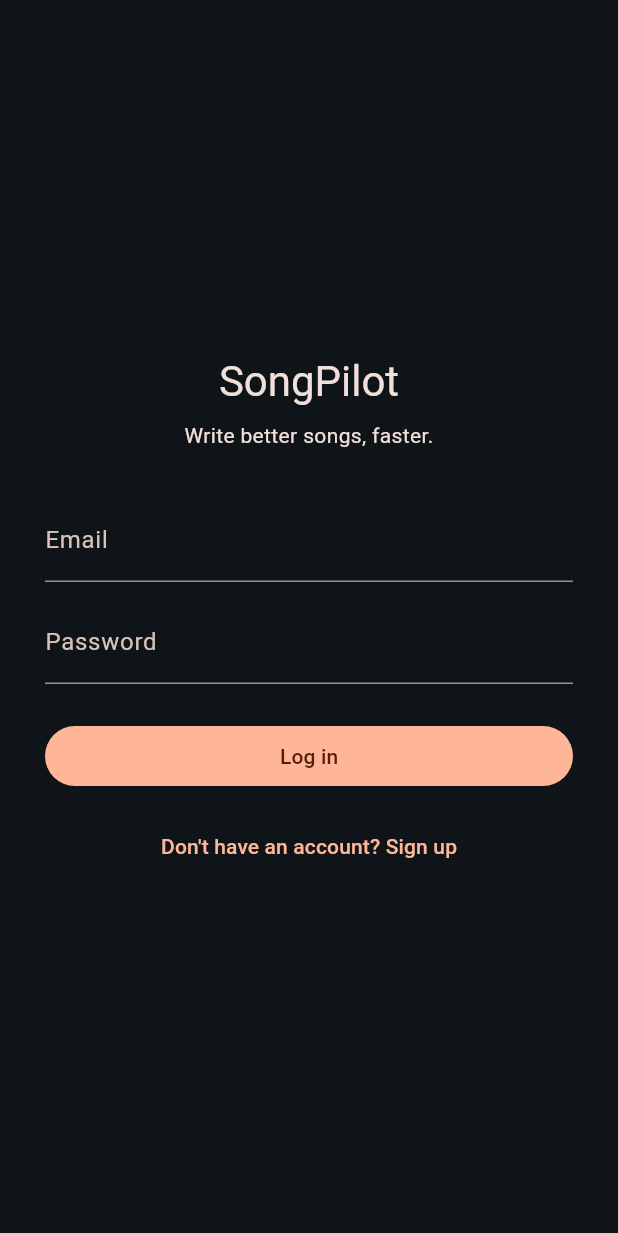
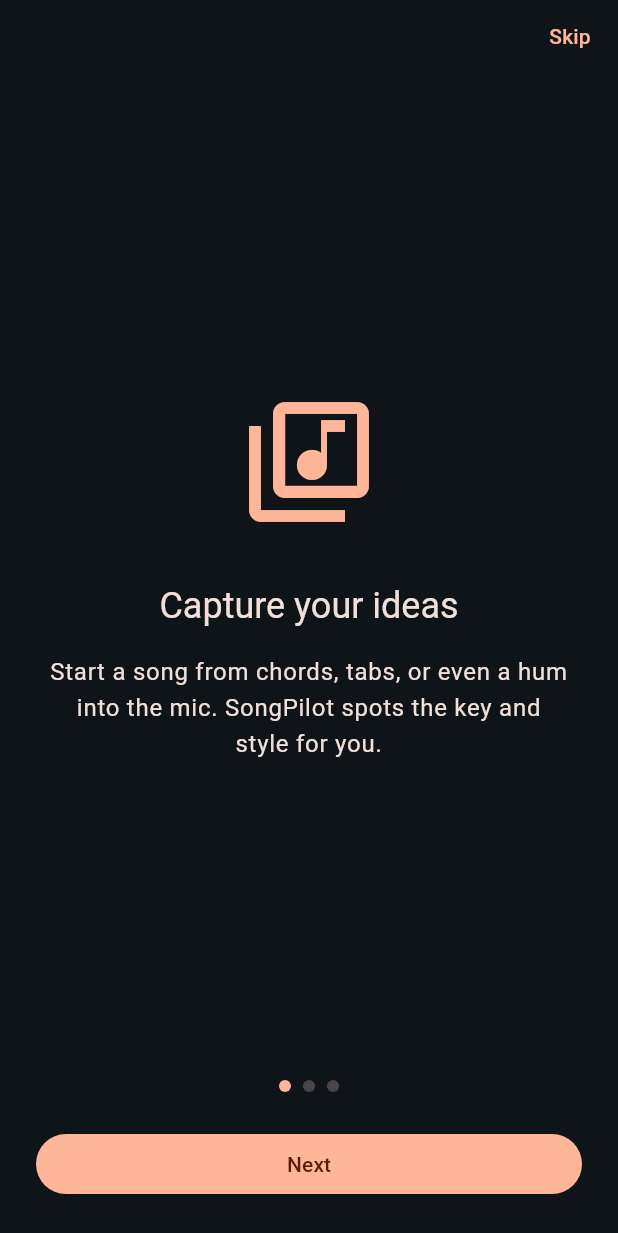
Before and after one commit to xabiervc/songpilot, a Flutter app: the screen it shows after launch, on a phone screen of 412 x 824 dp. Shown: the top 1233 px of the screen. Run offline on Flutter 3.47's test engine with Material 3 defaults, Android fonts, the phone set to English and light mode, and no system bars; our stand-ins replace audioplayers, flutter_riverpod, go_router, shared_preferences, supabase_flutter; missing offline and left inert: record; accounts and stored records are empty.

Commit message:
feat: natural plucked-string audio mode, onboarding flow, and social login buttons

```diff
--- a/flutter_app/lib/audio/chord_preview_player.dart
+++ b/flutter_app/lib/audio/chord_preview_player.dart
@@ -11,11 +11,15 @@
 
   final AudioPlayer _player = AudioPlayer();
 
+  /// Synth color for previews. [SynthTone.plucked] (Karplus-Strong) sounds
+  /// like a plucked guitar; [SynthTone.pure] is the minimal sine reference.
+  SynthTone tone = SynthTone.pure;
+
   /// Renders and plays the chord sequence. Safe to spam: a new play() call
   /// stops whatever is currently playing first.
   Future<void> playChords(List<String> chords) async {
     if (chords.isEmpty) return;
-    final wav = synthesizeProgressionWav(chords);
+    final wav = synthesizeProgressionWav(chords, tone: tone);
     await _player.stop();
     await _player.play(BytesSource(wav));
   }
--- a/flutter_app/lib/main.dart
+++ b/flutter_app/lib/main.dart
@@ -1,12 +1,14 @@
 import 'package:flutter/material.dart';
 import 'package:flutter_riverpod/flutter_riverpod.dart';
 import 'package:go_router/go_router.dart';
+import 'package:shared_preferences/shared_preferences.dart';
 import 'package:supabase_flutter/supabase_flutter.dart';
 
 import 'screens/auth_screen.dart';
 import 'screens/home_screen.dart';
 import 'screens/editor_screen.dart';
 import 'screens/collab_screen.dart';
+import 'screens/onboarding_screen.dart';
 import 'screens/profile_screen.dart';
 
 // TODO: replace with your real Supabase project URL and publishable key before
@@ -14,28 +16,52 @@
 const supabaseUrl = 'https://YOUR_PROJECT.supabase.co';
 const supabasePublishableKey = 'YOUR_ANON_KEY';
 
+const _onboardingDoneKey = 'onboarding_done';
+
+/// Whether the first-run introduction has been completed. Set in `main()`
+/// before [runApp] so other screens can assume it is initialized.
+late final bool onboardingDone;
+
 Future<void> main() async {
   WidgetsFlutterBinding.ensureInitialized();
+
+  final prefs = await SharedPreferences.getInstance();
+  onboardingDone = prefs.getBool(_onboardingDoneKey) ?? false;
+
   await Supabase.initialize(
     url: supabaseUrl,
     publishableKey: supabasePublishableKey,
   );
+
   runApp(const ProviderScope(child: SongPilotApp()));
 }
 
 final supabase = Supabase.instance.client;
 
 final GoRouter _router = GoRouter(
-  initialLocation: '/auth',
+  initialLocation: onboardingDone ? '/home' : '/onboarding',
   redirect: (context, state) {
     final loggedIn = supabase.auth.currentSession != null;
-    final goingToAuth = state.matchedLocation == '/auth';
+    final loc = state.matchedLocation;
 
-    if (!loggedIn && !goingToAuth) return '/auth';
-    if (loggedIn && goingToAuth) return '/home';
+    if (!onboardingDone) {
+      return loc == '/onboarding' ? null : '/onboarding';
+    }
+    if (loc == '/onboarding') {
+      return loggedIn ? '/home' : '/auth';
+    }
+    if (!loggedIn && loc != '/auth') {
+      return '/auth';
+    }
+    if (loggedIn && loc == '/auth') {
+      return '/home';
+    }
     return null;
   },
   routes: [
+    GoRoute(
+        path: '/onboarding',
+        builder: (context, state) => const OnboardingScreen()),
     GoRoute(path: '/auth', builder: (context, state) => const AuthScreen()),
     GoRoute(path: '/home', builder: (context, state) => const HomeScreen()),
     GoRoute(
@@ -44,8 +70,11 @@
         projectId: state.pathParameters['projectId'] ?? 'new',
       ),
     ),
-    GoRoute(path: '/collab', builder: (context, state) => const CollabScreen()),
-    GoRoute(path: '/profile', builder: (context, state) => const ProfileScreen()),
+    GoRoute(
+        path: '/collab', builder: (context, state) => const CollabScreen()),
+    GoRoute(
+        path: '/profile',
+        builder: (context, state) => const ProfileScreen()),
   ],
 );
 
--- /dev/null
+++ b/flutter_app/lib/screens/onboarding_screen.dart
@@ -0,0 +1,159 @@
+import 'package:flutter/material.dart';
+import 'package:go_router/go_router.dart';
+import 'package:shared_preferences/shared_preferences.dart';
+
+/// Lightweight first-run introduction shown once. Stored in
+/// shared_preferences so returning users skip straight into the app.
+class OnboardingScreen extends StatefulWidget {
+  const OnboardingScreen({super.key});
+
+  @override
+  State<OnboardingScreen> createState() => _OnboardingScreenState();
+}
+
+class _OnboardingScreenState extends State<OnboardingScreen> {
+  final _pageController = PageController();
+  int _pageIndex = 0;
+
+  @override
+  void dispose() {
+    _pageController.dispose();
+    super.dispose();
+  }
+
+  Future<void> _finish() async {
+    final prefs = await SharedPreferences.getInstance();
+    await prefs.setBool('onboarding_done', true);
+    if (mounted) context.go('/auth');
+  }
+
+  void _next() {
+    _pageController.nextPage(
+      duration: const Duration(milliseconds: 250),
+      curve: Curves.easeInOut,
+    );
+  }
+
+  @override
+  Widget build(BuildContext context) {
+    final pages = [
+      const _OnboardingPage(
+        icon: Icons.library_music_outlined,
+        title: 'Capture your ideas',
+        description:
+            'Start a song from chords, tabs, or even a hum into the mic. '
+            'SongPilot spots the key and style for you.',
+      ),
+      const _OnboardingPage(
+        icon: Icons.auto_awesome_outlined,
+        title: 'Get better next steps',
+        description:
+            'Theory-backed suggestions tailored to rock, blues, pop and more — '
+            'with a quick «why it works» so you keep learning.',
+      ),
+      const _OnboardingPage(
+        icon: Icons.groups_outlined,
+        title: 'Finish songs together',
+        description:
+            'Mark your profile as open to collaborate and find co-writers, '
+            'producers, or bandmates inside the app.',
+      ),
+    ];
+
+    final isLastPage = _pageIndex == pages.length - 1;
+
+    return Scaffold(
+      body: SafeArea(
+        child: Column(
+          children: [
+            Align(
+              alignment: Alignment.topRight,
+              child: TextButton(
+                onPressed: _finish,
+                child: const Text('Skip'),
+              ),
+            ),
+            Expanded(
+              child: PageView(
+                controller: _pageController,
+                onPageChanged: (i) => setState(() => _pageIndex = i),
+                children: pages,
+              ),
+            ),
+            Padding(
+              padding: const EdgeInsets.fromLTRB(24, 0, 24, 24),
+              child: Column(
+                children: [
+                  Row(
+                    mainAxisAlignment: MainAxisAlignment.center,
+                    children: [
+                      for (var i = 0; i < pages.length; i++)
+                        Container(
+                          width: 8,
+                          height: 8,
+                          margin: const EdgeInsets.symmetric(horizontal: 4),
+                          decoration: BoxDecoration(
+                            shape: BoxShape.circle,
+                            color: i == _pageIndex
+                                ? Theme.of(context).colorScheme.primary
+                                : Theme.of(context).colorScheme.outline
+                                    .withValues(alpha: 0.4),
+                          ),
+                        ),
+                    ],
+                  ),
+                  const SizedBox(height: 24),
+                  SizedBox(
+                    width: double.infinity,
+                    child: FilledButton(
+                      onPressed: isLastPage ? _finish : _next,
+                      child: Text(isLastPage ? 'Get started' : 'Next'),
+                    ),
+                  ),
+                ],
+              ),
+            ),
+          ],
+        ),
+      ),
+    );
+  }
+}
+
+class _OnboardingPage extends StatelessWidget {
+  final IconData icon;
+  final String title;
+  final String description;
+
+  const _OnboardingPage({
+    required this.icon,
+    required this.title,
+    required this.description,
+  });
+
+  @override
+  Widget build(BuildContext context) {
+    return Padding(
+      padding: const EdgeInsets.symmetric(horizontal: 32),
+      child: Column(
+        mainAxisAlignment: MainAxisAlignment.center,
+        children: [
+          Icon(icon,
+              size: 96, color: Theme.of(context).colorScheme.primary),
+          const SizedBox(height: 32),
+          Text(
+            title,
+            style: Theme.of(context).textTheme.headlineSmall,
+            textAlign: TextAlign.center,
+          ),
+          const SizedBox(height: 16),
+          Text(
+            description,
+            style: Theme.of(context).textTheme.bodyLarge,
+            textAlign: TextAlign.center,
+          ),
+        ],
+      ),
+    );
+  }
+}
--- a/flutter_app/pubspec.yaml
+++ b/flutter_app/pubspec.yaml
@@ -1,7 +1,7 @@
 name: songpilot
 description: SongPilot - AI songwriting assistant and musician collaboration app.
 publish_to: 'none'
-version: 0.3.0+3
+version: 0.4.0+4
 
 environment:
   sdk: '>=3.3.0 <4.0.0'
@@ -14,6 +14,7 @@
   flutter_riverpod: ^2.5.1
   audioplayers: '>=5.2.0 <8.0.0'
   record: '>=5.1.0 <8.0.0'
+  shared_preferences: '>=2.3.0 <3.0.0'
 
 dev_dependencies:
   flutter_test:
```
Also changed, not shown: flutter_app/lib/audio/wav_synth.dart (+55 -5 lines), flutter_app/lib/screens/auth_screen.dart (+46 -9 lines), flutter_app/lib/screens/editor_screen.dart (+17 -0 lines), 2 other files.
